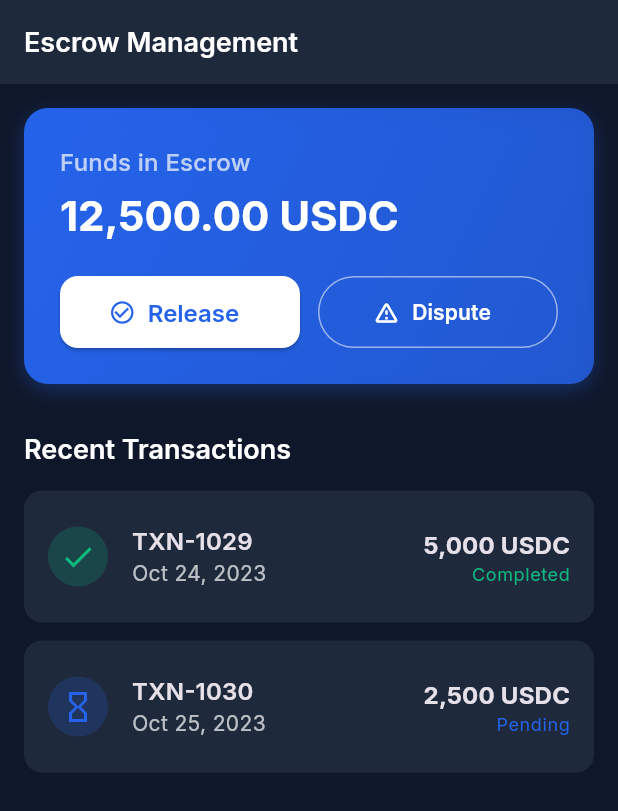
After one commit to JAGADISHSUNILPEDNEKAR/OJTS4BACKUP, a Flutter app: the EscrowManagementScreen screen opened by its route, on a phone screen of 412 x 824 dp. The commit adds this screen. Shown: the top 811 px of the screen. Run offline on Flutter 3.47's test engine with Material 3 defaults, Android fonts, the phone set to English and light mode, and no system bars; our stand-ins replace go_router, google_fonts, hex; missing offline and left inert: ecdsa, elliptic.

Commit message:
feat(ui): add escrow management and audit submission screens - Create EscrowManagementScreen - Create AuditSubmissionForm - Integrate routes into app_router.dart - Fix existing syntax error in ShipmentDetailsScreen

```diff
--- a/apps/mobile-app/lib/core/app_router.dart
+++ b/apps/mobile-app/lib/core/app_router.dart
@@ -23,6 +23,10 @@ import '../screens/shipments/shipment_list_screen.dart';
 import '../screens/shipments/shipment_details_screen.dart';
 import '../screens/alerts/alerts_screen.dart';
 import '../screens/profile/profile_settings_screen.dart';
+
+// Phase 4
+import '../screens/escrow/escrow_management_screen.dart';
+import '../screens/audits/audit_submission_form.dart';
 
 final GlobalKey<NavigatorState> _rootNavigatorKey = GlobalKey<NavigatorState>(debugLabel: 'root');
 
@@ -132,5 +136,17 @@ final GoRouter appRouter = GoRouter(
         return ShipmentDetailsScreen(shipmentId: id);
       },
     ),
+
+    // Escrow Management
+    GoRoute(
+      path: '/escrow',
+      builder: (context, state) => const EscrowManagementScreen(),
+    ),
+
+    // Audit Submission
+    GoRoute(
+      path: '/audit-submission',
+      builder: (context, state) => const AuditSubmissionForm(),
+    ),
   ],
 );
--- /dev/null
+++ b/apps/mobile-app/lib/screens/escrow/escrow_management_screen.dart
@@ -0,0 +1,194 @@
+import 'package:flutter/material.dart';
+
+class EscrowManagementScreen extends StatefulWidget {
+  const EscrowManagementScreen({super.key});
+
+  @override
+  State<EscrowManagementScreen> createState() => _EscrowManagementScreenState();
+}
+
+class _EscrowManagementScreenState extends State<EscrowManagementScreen> {
+  // Mock data for transactions
+  final List<Map<String, dynamic>> _transactions = [
+    {
+      'id': 'TXN-1029',
+      'amount': '5,000 USDC',
+      'status': 'Completed',
+      'date': 'Oct 24, 2023',
+    },
+    {
+      'id': 'TXN-1030',
+      'amount': '2,500 USDC',
+      'status': 'Pending',
+      'date': 'Oct 25, 2023',
+    },
+  ];
+
+  @override
+  Widget build(BuildContext context) {
+    final colorScheme = Theme.of(context).colorScheme;
+    final textTheme = Theme.of(context).textTheme;
+
+    return Scaffold(
+      appBar: AppBar(
+        title: const Text('Escrow Management'),
+        backgroundColor: colorScheme.surface,
+      ),
+      body: SingleChildScrollView(
+        padding: const EdgeInsets.all(16.0),
+        child: Column(
+          crossAxisAlignment: CrossAxisAlignment.start,
+          children: [
+            // Dashboard Balance Card
+            Container(
+              width: double.infinity,
+              padding: const EdgeInsets.all(24.0),
+              decoration: BoxDecoration(
+                gradient: LinearGradient(
+                  colors: [
+                    colorScheme.primary,
+                    colorScheme.primary.withOpacity(0.8),
+                  ],
+                  begin: Alignment.topLeft,
+                  end: Alignment.bottomRight,
+                ),
+                borderRadius: BorderRadius.circular(16),
+                boxShadow: [
+                  BoxShadow(
+                    color: colorScheme.primary.withOpacity(0.3),
+                    blurRadius: 10,
+                    offset: const Offset(0, 4),
+                  ),
+                ],
+              ),
+              child: Column(
+                crossAxisAlignment: CrossAxisAlignment.start,
+                children: [
+                  Text(
+                    'Funds in Escrow',
+                    style: textTheme.titleMedium?.copyWith(
+                      color: Colors.white70,
+                    ),
+                  ),
+                  const SizedBox(height: 8),
+                  Text(
+                    '12,500.00 USDC',
+                    style: textTheme.displayMedium?.copyWith(
+                      color: Colors.white,
+                      fontWeight: FontWeight.bold,
+                    ),
+                  ),
+                  const SizedBox(height: 24),
+                  Row(
+                    children: [
+                      Expanded(
+                        child: ElevatedButton.icon(
+                          onPressed: () {
+                            // Release payment action
+                            ScaffoldMessenger.of(context).showSnackBar(
+                              const SnackBar(content: Text('Payment Released successfully')),
+                            );
+                          },
+                          icon: const Icon(Icons.check_circle_outline),
+                          label: const Text('Release'),
+                          style: ElevatedButton.styleFrom(
+                            backgroundColor: Colors.white,
+                            foregroundColor: colorScheme.primary,
+                            minimumSize: const Size(0, 48),
+                          ),
+                        ),
+                      ),
+                      const SizedBox(width: 12),
+                      Expanded(
+                        child: OutlinedButton.icon(
+                          onPressed: () {
+                            // Raise dispute action
+                            ScaffoldMessenger.of(context).showSnackBar(
+                              const SnackBar(content: Text('Dispute Raised')),
+                            );
+                          },
+                          icon: const Icon(Icons.warning_amber_rounded),
+                          label: const Text('Dispute'),
+                          style: OutlinedButton.styleFrom(
+                            foregroundColor: Colors.white,
+                            side: const BorderSide(color: Colors.white54),
+                            minimumSize: const Size(0, 48),
+                          ),
+                        ),
+                      ),
+                    ],
+                  ),
+                ],
+              ),
+            ),
+            const SizedBox(height: 32),
+
+            // Transaction History
+            Text(
+              'Recent Transactions',
+              style: textTheme.titleLarge,
+            ),
+            const SizedBox(height: 16),
+            ListView.builder(
+              shrinkWrap: true,
+              physics: const NeverScrollableScrollPhysics(),
+              itemCount: _transactions.length,
+              itemBuilder: (context, index) {
+                final txn = _transactions[index];
+                final isCompleted = txn['status'] == 'Completed';
+
+                return Card(
+                  margin: const EdgeInsets.only(bottom: 12),
+                  color: colorScheme.surface,
+                  shape: RoundedRectangleBorder(
+                    borderRadius: BorderRadius.circular(12),
+                  ),
+                  elevation: 0,
+                  child: ListTile(
+                    contentPadding: const EdgeInsets.symmetric(horizontal: 16, vertical: 8),
+                    leading: CircleAvatar(
+                      backgroundColor: isCompleted
+                          ? colorScheme.secondary.withOpacity(0.2)
+                          : colorScheme.primary.withOpacity(0.2),
+                      child: Icon(
+                        isCompleted ? Icons.check : Icons.hourglass_empty,
+                        color: isCompleted ? colorScheme.secondary : colorScheme.primary,
+                      ),
+                    ),
+                    title: Text(
+                      txn['id'],
+                      style: textTheme.titleMedium?.copyWith(fontWeight: FontWeight.w600),
+                    ),
+                    subtitle: Text(
+                      txn['date'],
+                      style: textTheme.bodyMedium,
+                    ),
+                    trailing: Column(
+                      mainAxisAlignment: MainAxisAlignment.center,
+                      crossAxisAlignment: CrossAxisAlignment.end,
+                      children: [
+                        Text(
+                          txn['amount'],
+                          style: textTheme.titleMedium?.copyWith(fontWeight: FontWeight.bold),
+                        ),
+                        Text(
+                          txn['status'],
+                          style: textTheme.bodySmall?.copyWith(
+                            color: isCompleted ? colorScheme.secondary : colorScheme.primary,
+                          ),
+                        ),
+                      ],
+                    ),
+                    onTap: () {
+                      // Detail view if needed
+                    },
+                  ),
+                );
+              },
+            ),
+          ],
+        ),
+      ),
+    );
+  }
+}
--- a/apps/mobile-app/lib/screens/shipments/shipment_details_screen.dart
+++ b/apps/mobile-app/lib/screens/shipments/shipment_details_screen.dart
@@ -3,7 +3,7 @@ import 'package:flutter/material.dart';
 class ShipmentDetailsScreen extends StatelessWidget {
   final String shipmentId;
 
-  const ShipmentDetailsScreen({Key? key, required this shipmentId}) : super(key: key);
+  const ShipmentDetailsScreen({super.key, required this.shipmentId});
 
   @override
   Widget build(BuildContext context) {
```
Also changed, not shown: apps/mobile-app/lib/screens/audits/audit_submission_form.dart (added, +181 -0 lines).
